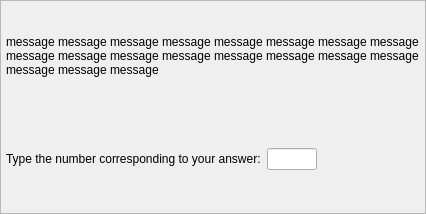
Old version of the form src/Question_widget.ui in the repository Riateche/ridual.
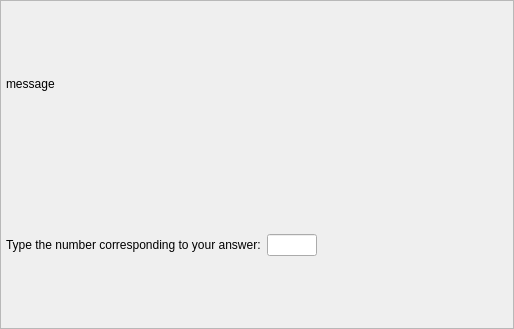
New version of the form.

Commit message: allow line break on '/' while displaying path in action_state_widget and question_widget

```diff
--- a/src/Question_widget.ui
+++ b/src/Question_widget.ui
@@ -6,8 +6,8 @@
    <rect>
     <x>0</x>
     <y>0</y>
-    <width>426</width>
-    <height>214</height>
+    <width>514</width>
+    <height>329</height>
    </rect>
   </property>
   <property name="sizePolicy">
@@ -41,7 +41,10 @@
       <item>
        <widget class="QLabel" name="message">
         <property name="text">
-         <string>message message message message message message message message message message message message message message message message message message message </string>
+         <string>message</string>
+        </property>
+        <property name="textFormat">
+         <enum>Qt::RichText</enum>
         </property>
         <property name="wordWrap">
          <bool>true</bool>
```
The commit also changes 5 other files.
